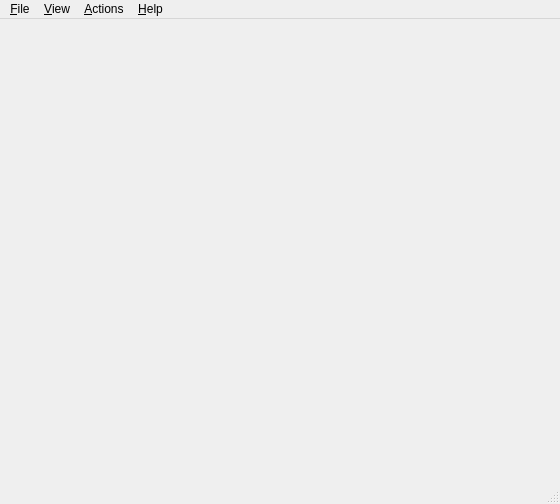
Old version of the form src/gui/MainWindow.ui in the repository torrentg/ccruncher.
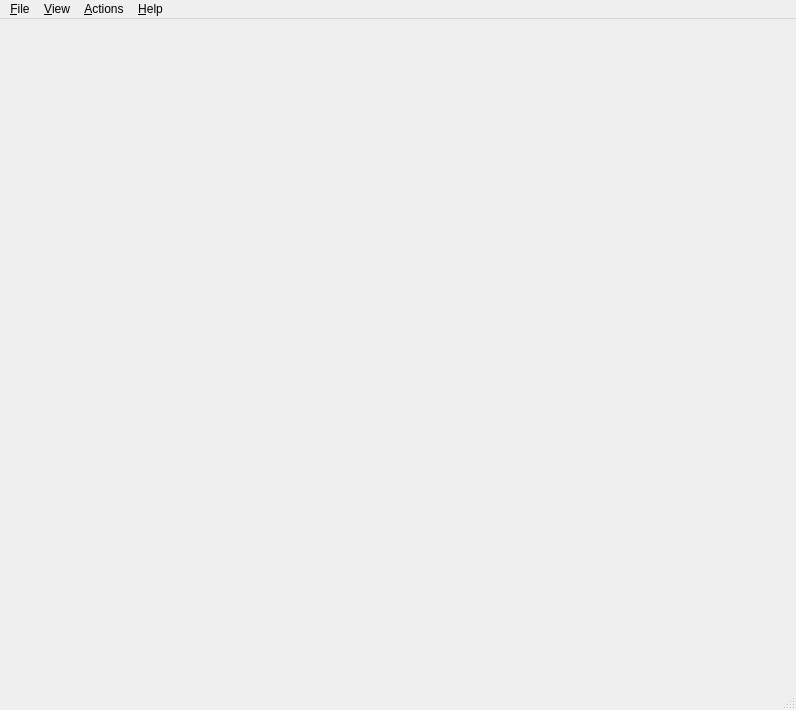
New version of the form. Icons and pictures are not drawn.

Patch:
```diff
--- a/src/gui/MainWindow.ui
+++ b/src/gui/MainWindow.ui
@@ -6,8 +6,8 @@
    <rect>
     <x>0</x>
     <y>0</y>
-    <width>560</width>
-    <height>504</height>
+    <width>796</width>
+    <height>710</height>
    </rect>
   </property>
   <property name="sizePolicy">
@@ -34,8 +34,8 @@
     <rect>
      <x>0</x>
      <y>0</y>
-     <width>560</width>
-     <height>21</height>
+     <width>796</width>
+     <height>23</height>
     </rect>
    </property>
    <widget class="QMenu" name="menuFile">
```
